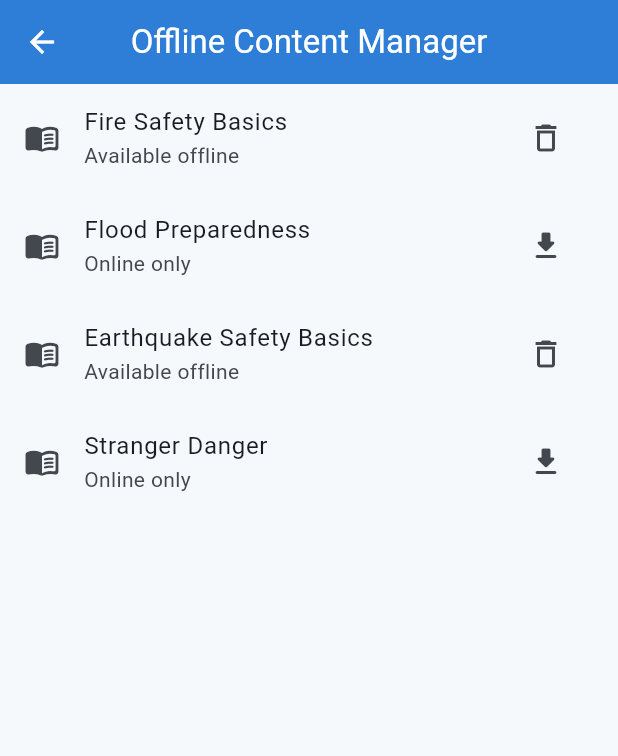
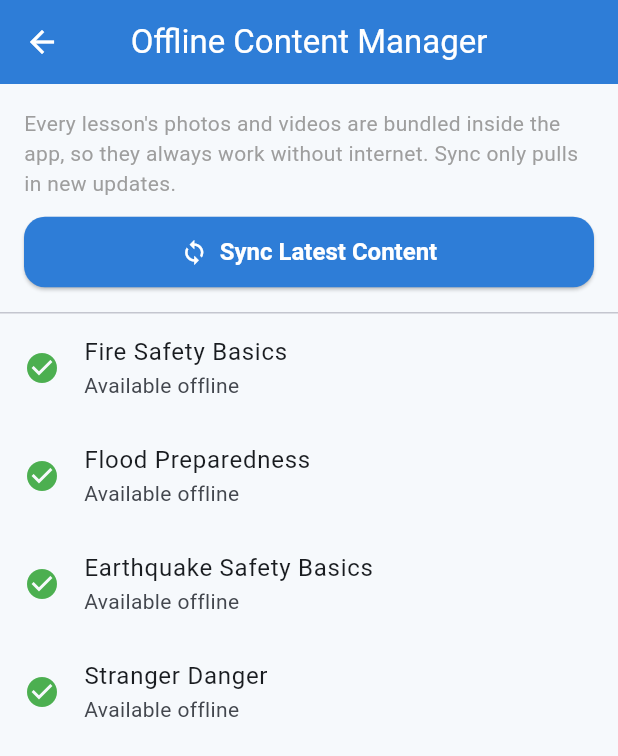
Before and after one commit to refa9568/Safezone_ULTRA, a Flutter app: the OfflineContentScreen screen opened by its route, on a phone screen of 412 x 824 dp. Shown: the top 756 px of the screen. Run offline on Flutter 3.47's test engine with Material 3 defaults, Android fonts, the phone set to English and light mode, and no system bars; our stand-ins replace cloud_firestore, firebase_auth, firebase_core, flutter_tts, video_player; accounts and stored records are empty.

Commit message:
Fix the Offline Content Manager screen to reflect reality
The screen previously had a fake per-lesson download toggle backed by an in-memory Set that reset every time the screen rebuilt (or the app restarted), and it claimed some lessons were 'online only' - which was never true, since every lesson's images and videos are bundled inside the app itself (Flutter assets), not fetched over the network. There was nothing real for the toggle to control. Replaced it with an honest screen: every lesson is truthfully shown as always available offline, plus a working 'Sync Latest Content' button that re-fetches the current lesson/quiz content from Firestore via the existing ContentSeeder.seedAndLoad() - the one piece of this screen that is genuinely network-dependent (picking up content updates after the initial install).

```diff
--- a/lib/ui/screens/parent/offline_content_screen.dart
+++ b/lib/ui/screens/parent/offline_content_screen.dart
@@ -1,5 +1,6 @@
 import 'package:flutter/material.dart';
 import 'package:provider/provider.dart';
+import 'package:safezone_ultra/backend/content_seeder.dart';
 import 'package:safezone_ultra/services/mock_data.dart';
 import 'package:safezone_ultra/logic/app_state.dart';
 
@@ -11,7 +12,23 @@ class OfflineContentScreen extends StatefulWidget {
 }
 
 class _OfflineContentScreenState extends State<OfflineContentScreen> {
-  final Set<String> _downloaded = {'m1', 'm3'};
+  bool _syncing = false;
+  String? _lastSyncError;
+
+  Future<void> _sync(bool t) async {
+    setState(() {
+      _syncing = true;
+      _lastSyncError = null;
+    });
+    try {
+      await ContentSeeder().seedAndLoad();
+    } catch (_) {
+      _lastSyncError = t
+          ? 'সিঙ্ক করা যায়নি। ইন্টারনেট সংযোগ পরীক্ষা করো।'
+          : "Couldn't sync. Check your internet connection.";
+    }
+    if (mounted) setState(() => _syncing = false);
+  }
 
   @override
   Widget build(BuildContext context) {
@@ -22,32 +39,63 @@ class _OfflineContentScreenState extends State<OfflineContentScreen> {
       appBar: AppBar(
         title: Text(t ? 'অফলাইন কনটেন্ট' : 'Offline Content Manager'),
       ),
-      body: ListView(
+      body: Column(
         children: [
-          for (final module in MockData.modules)
-            ListTile(
-              leading: const Icon(Icons.menu_book_rounded),
-              title: Text(t ? module.titleBn : module.title),
-              subtitle: Text(
-                _downloaded.contains(module.id)
-                    ? (t ? 'অফলাইনে উপলব্ধ' : 'Available offline')
-                    : (t ? 'শুধু অনলাইন' : 'Online only'),
-              ),
-              trailing: IconButton(
-                icon: Icon(
-                  _downloaded.contains(module.id)
-                      ? Icons.delete_outline
-                      : Icons.download_rounded,
+          Padding(
+            padding: const EdgeInsets.all(16),
+            child: Column(
+              crossAxisAlignment: CrossAxisAlignment.stretch,
+              children: [
+                Text(
+                  t
+                      ? 'সব পাঠের ছবি ও ভিডিও অ্যাপের সাথেই থাকে, তাই ইন্টারনেট ছাড়াও সবসময় দেখা যায়। শুধু নতুন আপডেট আনতে সিঙ্ক করো।'
+                      : "Every lesson's photos and videos are bundled inside the app, so they always work without internet. Sync only pulls in new updates.",
+                  style: const TextStyle(color: Colors.grey),
                 ),
-                onPressed: () => setState(() {
-                  if (_downloaded.contains(module.id)) {
-                    _downloaded.remove(module.id);
-                  } else {
-                    _downloaded.add(module.id);
-                  }
-                }),
-              ),
+                const SizedBox(height: 12),
+                ElevatedButton.icon(
+                  onPressed: _syncing ? null : () => _sync(t),
+                  icon: _syncing
+                      ? const SizedBox(
+                          width: 18,
+                          height: 18,
+                          child: CircularProgressIndicator(strokeWidth: 2),
+                        )
+                      : const Icon(Icons.sync),
+                  label: Text(
+                    _syncing
+                        ? (t ? 'সিঙ্ক হচ্ছে...' : 'Syncing...')
+                        : (t
+                              ? 'সর্বশেষ কনটেন্ট সিঙ্ক করো'
+                              : 'Sync Latest Content'),
+                  ),
+                ),
+                if (_lastSyncError != null) ...[
+                  const SizedBox(height: 8),
+                  Text(
+                    _lastSyncError!,
+                    style: const TextStyle(color: Colors.red),
+                  ),
+                ],
+              ],
             ),
+          ),
+          const Divider(height: 1),
+          Expanded(
+            child: ListView(
+              children: [
+                for (final module in MockData.modules)
+                  ListTile(
+                    leading: const Icon(
+                      Icons.check_circle,
+                      color: Colors.green,
+                    ),
+                    title: Text(t ? module.titleBn : module.title),
+                    subtitle: Text(t ? 'অফলাইনে উপলব্ধ' : 'Available offline'),
+                  ),
+              ],
+            ),
+          ),
         ],
       ),
     );
```
